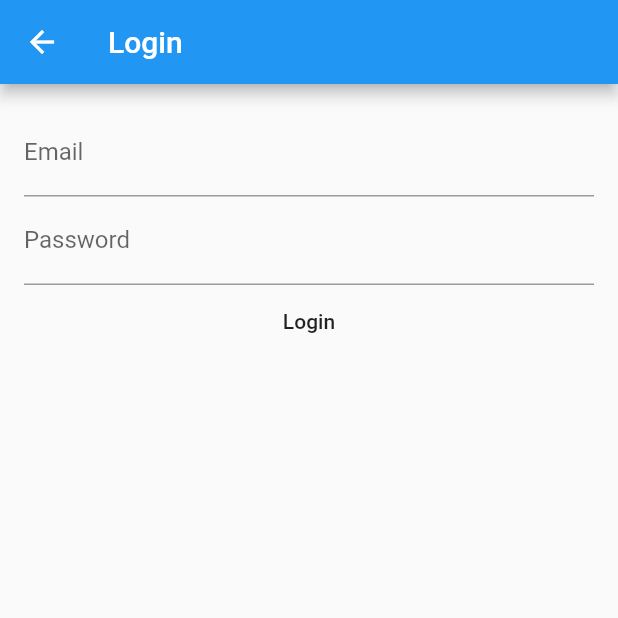
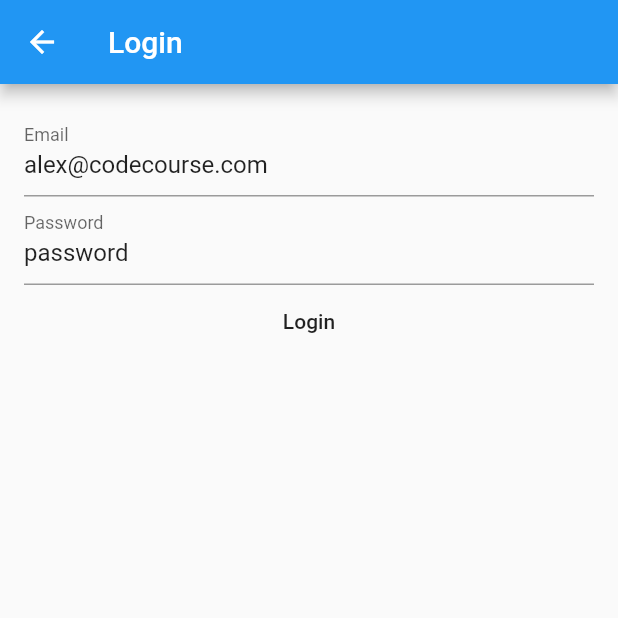
Before and after one commit to saulhudsoncortez/flutter_authentication_with_laravel_sanctum, a Flutter app: the screen it shows after launch, in the side drawer, after a tap on "Login", on a phone screen of 412 x 824 dp, the top half of it. Run offline on Flutter 3.47's test engine with Material 2 defaults, Android fonts, the phone set to English and light mode, and no system bars.

```diff
--- a/lib/main.dart
+++ b/lib/main.dart
@@ -1,10 +1,22 @@
 import 'package:flutter/material.dart';
+import 'package:flutter_authentication_with_laravel_sanctum/providers/auth.dart';
 import 'package:flutter_authentication_with_laravel_sanctum/widgets/nav-drawer.dart';
+import 'package:provider/provider.dart';
 
-void main() {
-  runApp(MyApp());
+
+
+
+void main()   {
+  runApp(
+    ChangeNotifierProvider(
+      create: (_) => Auth(),
+      child: MyApp(),
+
+    )
+  );
+
+
 }
-
 class MyApp extends StatelessWidget {
   // This widget is the root of your application.
   @override
@@ -50,7 +62,16 @@ class _MyHomePageState extends State<MyHomePage> {
       ),
       drawer: NavDrawer(),
       body: Center(
-        child: Text('you are not logged in')
+        child: Consumer<Auth>(
+          builder: (context, auth, child){
+            if (auth.authenticated){
+              return Text('You are logged in');
+            }else{
+              return Text('You are not logged in');
+            }
+          }
+        )
+
       ),
        // This trailing comma makes auto-formatting nicer for build methods.
     );
--- /dev/null
+++ b/lib/providers/auth.dart
@@ -0,0 +1,18 @@
+import 'package:flutter/material.dart';
+
+
+class  Auth extends ChangeNotifier{
+  bool _authenticated = false;
+
+  bool get authenticated => _authenticated;
+
+  void login ({ Map credentials }){
+    _authenticated = true;
+
+
+    notifyListeners();
+
+
+  }
+
+}
--- a/lib/screen/login-screen.dart
+++ b/lib/screen/login-screen.dart
@@ -1,8 +1,10 @@
 
-import 'dart:developer';
+
 
 import 'package:flutter/widgets.dart';
 import 'package:flutter/material.dart';
+import 'package:flutter_authentication_with_laravel_sanctum/providers/auth.dart';
+import 'package:provider/provider.dart';
 
 class LoginScreen extends StatefulWidget{
   @override
@@ -17,9 +19,16 @@ class LoginScreen extends StatefulWidget{
    String _email;
    String _password;
 
-   void submit (){
-     log(_email);
-     log(_password);
+  void submit (){
+    Provider.of<Auth>(context, listen: false).login(
+      credentials: {
+        'email': _email,
+        'password': _password,
+      }
+
+    );
+
+    Navigator.pop(context);
 
    }
 
@@ -35,6 +44,7 @@ class LoginScreen extends StatefulWidget{
               child: Column(
                 children: [
                   TextFormField(
+                    initialValue: 'alex@codecourse.com',
                     decoration: InputDecoration(
                       labelText:'Email',
                       hintText: 'you@somewhere.com',
@@ -44,6 +54,7 @@ class LoginScreen extends StatefulWidget{
                     },
                   ),
                   TextFormField(
+                    initialValue: 'password',
                     decoration: InputDecoration(
                       labelText: 'Password'
                     ),
--- a/lib/widgets/nav-drawer.dart
+++ b/lib/widgets/nav-drawer.dart
@@ -1,12 +1,18 @@
 import 'package:flutter/material.dart';
+import 'package:flutter_authentication_with_laravel_sanctum/providers/auth.dart';
 import 'package:flutter_authentication_with_laravel_sanctum/screen/login-screen.dart';
 import 'package:flutter_authentication_with_laravel_sanctum/screen/posts-screen.dart';
+import 'package:provider/provider.dart';
 
 class NavDrawer extends StatelessWidget {
   @override
   Widget build(BuildContext context) {
     return Drawer(
-      child: ListView(
+      child: Consumer<Auth>(
+        builder: (context, auth, child){
+
+          if (auth.authenticated){
+            return ListView(
         children:  [
           ListTile(
             title: Text('Alex Garrett-Smith')
@@ -20,16 +26,39 @@ class NavDrawer extends StatelessWidget {
             },
           ),
            ListTile(
+                  title: Text('Logout'),
+                  onTap: (){
+                    //
+                  },
+                )
+
+        ],
+      );
+          } else {
+            return ListView(
+              children: [
+                ListTile(
                   title: Text('Login'),
                   onTap: (){
                     Navigator.push(context, MaterialPageRoute(builder: (context) =>
                     LoginScreen()));
-
                   },
                 ),
+                 ListTile(
+                  title: Text('Register'),
+                  onTap: (){
+                    Navigator.push(context, MaterialPageRoute(builder: (context) =>
+                    LoginScreen()));
+                  },
+                )
               ],
 
-      ),
             );
           }
+            },
+          ),
+
+     );
           }
+
+        }
--- a/pubspec.yaml
+++ b/pubspec.yaml
@@ -23,6 +23,8 @@ environment:
 dependencies:
   flutter:
     sdk: flutter
+  provider: ^4.3.3
+
 
 
   # The following adds the Cupertino Icons font to your application.
```
Also changed, not shown: pubspec.lock. Lines whose indentation alone changed are shown as unchanged.
